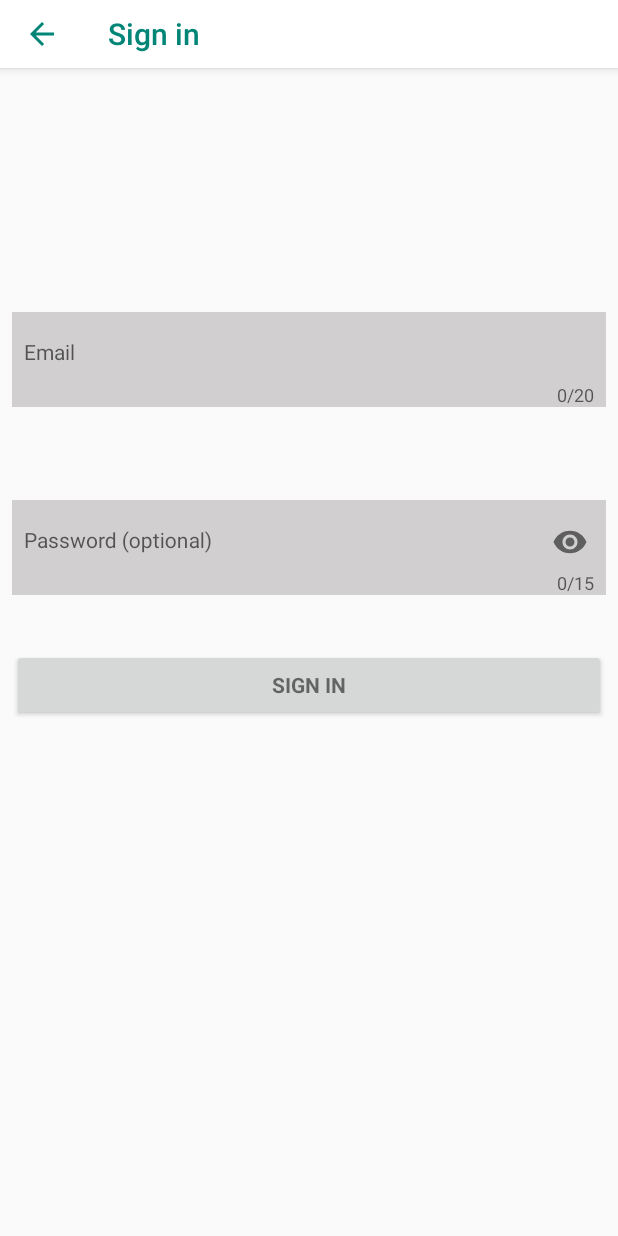
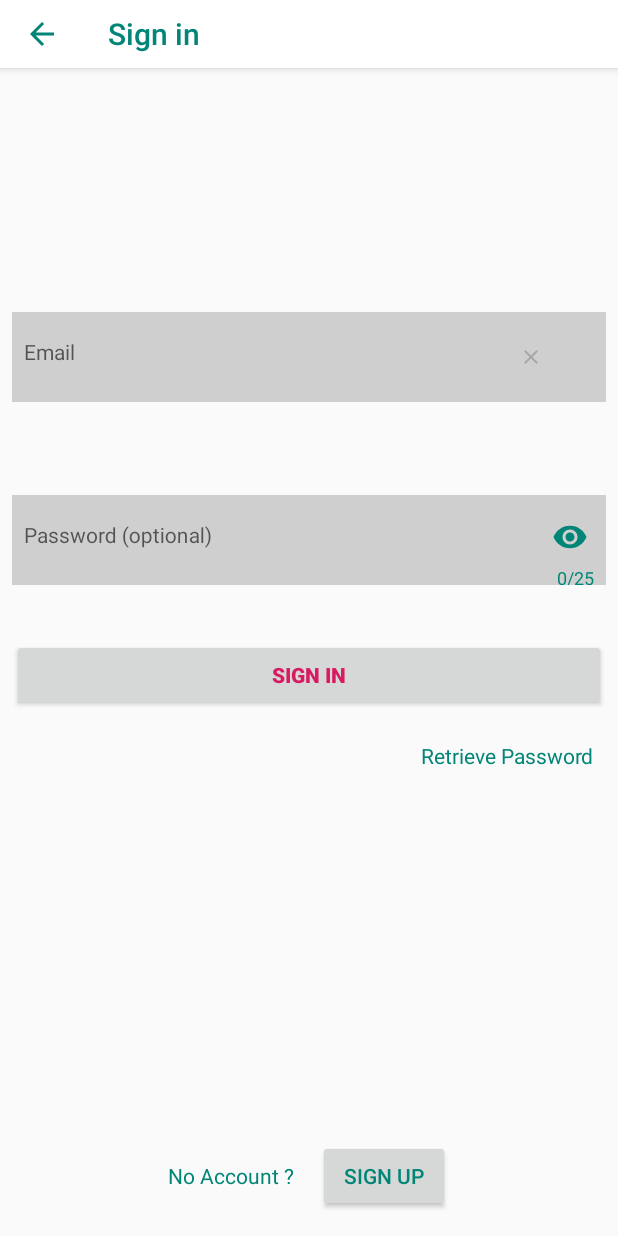
Before and after one commit to Leeeg/VShare, an Android app: the screen it shows after launch (LoginActivity), on a phone screen of 412 x 824 dp. Run offline under Robolectric (Android 15) with nearby library versions, the phone set to English and light mode, and no system bars; our stand-ins replace Room's generated code, data binding; 1 statement that could not run was skipped.

Commit message:
完善登陆页面

```diff
--- a/app/src/main/AndroidManifest.xml
+++ b/app/src/main/AndroidManifest.xml
@@ -2,7 +2,6 @@
 <manifest xmlns:android="http://schemas.android.com/apk/res/android"
     package="lee.com.vshare">
 
-    <!-- To auto-complete the email text field in the login form with the user's emails -->
     <uses-permission android:name="android.permission.GET_ACCOUNTS" />
     <uses-permission android:name="android.permission.READ_PROFILE" />
     <uses-permission android:name="android.permission.READ_CONTACTS" />
--- /dev/null
+++ b/app/src/main/java/lee/com/vshare/bean/LoginBean.java
@@ -0,0 +1,28 @@
+package lee.com.vshare.bean;
+
+/**
+ * CreateDate：19-1-23 on 下午4:49
+ * Describe:
+ * Coder: lee
+ */
+public class LoginBean {
+
+    private String addr;
+    private String password;
+
+    public String getAddr() {
+        return addr;
+    }
+
+    public void setAddr(String addr) {
+        this.addr = addr;
+    }
+
+    public String getPassword() {
+        return password;
+    }
+
+    public void setPassword(String password) {
+        this.password = password;
+    }
+}
--- a/app/src/main/java/lee/com/vshare/ui/fragment/LoginFragment.java
+++ b/app/src/main/java/lee/com/vshare/ui/fragment/LoginFragment.java
@@ -16,6 +16,7 @@ import androidx.lifecycle.LiveData;
 import androidx.lifecycle.ViewModelProviders;
 import androidx.recyclerview.widget.LinearLayoutManager;
 import lee.com.vshare.R;
+import lee.com.vshare.bean.LoginBean;
 import lee.com.vshare.databinding.FragmentLoginBinding;
 import lee.com.vshare.db.entity.LoginHistoryEntity;
 import lee.com.vshare.db.entity.ex.LoginHistory;
@@ -54,6 +55,8 @@ public class LoginFragment extends BaseFragment {
         mBinding = DataBindingUtil.inflate(inflater, R.layout.fragment_login, container, false);
 
         mBinding.setHistoryShow(false);
+        mBinding.setCleanShow(false);
+        mBinding.setLoginBean(new LoginBean());
 
         LinearLayoutManager layoutManager = new LinearLayoutManager(getActivity());
         layoutManager.setOrientation(LinearLayoutManager.HORIZONTAL);
@@ -61,9 +64,7 @@ public class LoginFragment extends BaseFragment {
         mBinding.loginHistoryRecycle.setLayoutManager(layoutManager);
         mBinding.loginHistoryRecycle.setAdapter(mAdapter);
 
-//        mBinding.setLoginListener(loginListener);
         mBinding.setLoginPresenter(presenter);
-
 
         return mBinding.getRoot();
 
@@ -109,12 +110,20 @@ public class LoginFragment extends BaseFragment {
 
         @Override
         public void onTextChanged(CharSequence s, int start, int before, int count) {
-            Log.d("Lee_Login", "onFocusChange : s = " + s);
+            Log.d("Lee_Login", "onTextChanged : s = " + s);
+            if (mBinding.getCleanShow() && s.toString().equals("")) {
+                mBinding.setCleanShow(false);
+            } else if (!mBinding.getCleanShow() && !s.toString().equals("")) {
+                mBinding.setCleanShow(true);
+            }
         }
 
         @Override
         public void onLoginButtonClick() {
-            Log.d("Lee_Login", "onLoginButtonClick");
+            String addr = mBinding.getLoginBean().getAddr();
+            String password = mBinding.getLoginBean().getPassword();
+            Log.d("Lee_Login", "onLoginButtonClick :   addr = " + addr + "  password = " + password);
+
             ((LoginActivity) getActivity()).startActivity(new Intent((LoginActivity) getActivity(), MainActivity.class));
             ((LoginActivity) getActivity()).finish();
         }
@@ -128,6 +137,18 @@ public class LoginFragment extends BaseFragment {
             }
 
         }
+
+        @Override
+        public void onRetrieveClick() {
+            Log.d("Lee_Login", "onRetrieveClick");
+
+        }
+
+        @Override
+        public void onSingUpClick() {
+            Log.d("Lee_Login", "onSingUpClick");
+
+        }
     };
 
     private final ItemClickListener<LoginHistory> itemClickListener = (history) -> {
--- a/app/src/main/java/lee/com/vshare/ui/presenter/LoginPresenter.java
+++ b/app/src/main/java/lee/com/vshare/ui/presenter/LoginPresenter.java
@@ -17,4 +17,8 @@ public interface LoginPresenter {
 
     void onShowHistoryClick();
 
+    void onRetrieveClick();
+
+    void onSingUpClick();
+
 }
--- /dev/null
+++ b/app/src/main/res/drawable/ic_clear_black_24dp.xml
@@ -0,0 +1,5 @@
+<vector android:height="16dp" android:tint="#6B665F"
+    android:viewportHeight="24.0" android:viewportWidth="24.0"
+    android:width="16dp" xmlns:android="http://schemas.android.com/apk/res/android">
+    <path android:fillColor="#60B8B8B8" android:pathData="M19,6.41L17.59,5 12,10.59 6.41,5 5,6.41 10.59,12 5,17.59 6.41,19 12,13.41 17.59,19 19,17.59 13.41,12z"/>
+</vector>
--- a/app/src/main/res/drawable/ic_keyboard_arrow_down_black_24dp.xml
+++ b/app/src/main/res/drawable/ic_keyboard_arrow_down_black_24dp.xml
@@ -1,5 +1,6 @@
 <vector android:height="24dp" android:tint="#6B665F"
     android:viewportHeight="24.0" android:viewportWidth="24.0"
     android:width="24dp" xmlns:android="http://schemas.android.com/apk/res/android">
-    <path android:fillColor="#FF000000" android:pathData="M7.41,7.84L12,12.42l4.59,-4.58L18,9.25l-6,6 -6,-6z"/>
+    <path android:fillColor="#60B8B8B8"
+        android:pathData="M7.41,7.84L12,12.42l4.59,-4.58L18,9.25l-6,6 -6,-6z"/>
 </vector>
--- a/app/src/main/res/drawable/ic_keyboard_arrow_up_black_24dp.xml
+++ b/app/src/main/res/drawable/ic_keyboard_arrow_up_black_24dp.xml
@@ -1,5 +1,6 @@
 <vector android:height="24dp" android:tint="#6B665F"
     android:viewportHeight="24.0" android:viewportWidth="24.0"
     android:width="24dp" xmlns:android="http://schemas.android.com/apk/res/android">
-    <path android:fillColor="#FF000000" android:pathData="M7.41,15.41L12,10.83l4.59,4.58L18,14l-6,-6 -6,6z"/>
+    <path android:fillColor="#60B8B8B8"
+        android:pathData="M7.41,15.41L12,10.83l4.59,4.58L18,14l-6,-6 -6,6z"/>
 </vector>
--- a/app/src/main/res/layout/fragment_login.xml
+++ b/app/src/main/res/layout/fragment_login.xml
@@ -12,19 +12,28 @@
             type="Boolean" />
 
         <variable
+            name="cleanShow"
+            type="Boolean" />
+
+        <variable
             name="loginPresenter"
             type="lee.com.vshare.ui.presenter.LoginPresenter" />
+
+        <variable
+            name="loginBean"
+            type="lee.com.vshare.bean.LoginBean" />
     </data>
 
-    <ScrollView
-        android:id="@+id/login_form"
-        android:layout_width="match_parent"
-        android:layout_height="match_parent">
+    <!--<ScrollView-->
+        <!--android:background="@color/bggry"-->
+        <!--android:id="@+id/login_form"-->
+        <!--android:layout_width="match_parent"-->
+        <!--android:layout_height="match_parent">-->
 
         <LinearLayout
             android:id="@+id/email_login_form"
             android:layout_width="match_parent"
-            android:layout_height="wrap_content"
+            android:layout_height="match_parent"
             android:layout_margin="@dimen/safe_spacing"
             android:orientation="vertical">
 
@@ -42,17 +51,15 @@
 
                 <com.google.android.material.textfield.TextInputLayout
                     android:layout_width="match_parent"
-                    android:layout_height="wrap_content"
+                    android:layout_height="@dimen/dp_60"
                     android:background="@color/editGray"
                     android:focusable="true"
                     android:focusableInTouchMode="true"
-                    app:counterEnabled="true"
-                    app:counterMaxLength="20"
-                    app:counterOverflowTextAppearance="@style/overAppearance"
                     app:errorTextAppearance="@style/errorAppearance"
                     app:hintTextAppearance="@style/hintAppearance">
 
                     <EditText
+                        android:text="@={loginBean.addr}"
                         android:id="@+id/email"
                         style="@style/EditStyle"
                         android:layout_width="match_parent"
@@ -68,6 +75,16 @@
                         android:singleLine="true" />
 
                 </com.google.android.material.textfield.TextInputLayout>
+
+                <ImageView
+                    android:animateLayoutChanges="true"
+                    android:visibility="@{cleanShow?View.VISIBLE:View.GONE}"
+                    android:scaleType="centerInside"
+                    android:layout_marginEnd="@dimen/dp_35"
+                    android:layout_gravity="right|center_vertical"
+                    android:layout_width="@dimen/dp_30"
+                    android:layout_height="match_parent"
+                    app:srcCompat="@drawable/ic_clear_black_24dp"/>
 
                 <ImageView
                     android:layout_width="@dimen/dp_30"
@@ -89,17 +106,20 @@
 
             <com.google.android.material.textfield.TextInputLayout
                 android:layout_width="match_parent"
-                android:layout_height="wrap_content"
+                android:layout_height="@dimen/dp_60"
                 android:layout_marginTop="@dimen/safe_spacing"
                 android:background="@color/editGray"
                 app:counterEnabled="true"
-                app:counterMaxLength="15"
+                app:counterMaxLength="25"
+                app:passwordToggleTint="@color/textGreen"
+                app:counterTextAppearance="@style/lengthAppearance"
                 app:counterOverflowTextAppearance="@style/overAppearance"
                 app:errorTextAppearance="@style/errorAppearance"
                 app:hintTextAppearance="@style/hintAppearance"
                 app:passwordToggleEnabled="true">
 
                 <EditText
+                    android:text="@={loginBean.password}"
                     android:id="@+id/password"
                     style="@style/EditStyle"
                     android:layout_width="match_parent"
@@ -119,7 +139,6 @@
 
             <Button
                 android:id="@+id/email_sign_in_button"
-                style="?android:textAppearanceSmall"
                 android:layout_width="match_parent"
                 android:layout_height="wrap_content"
                 android:layout_marginTop="@dimen/dp_36"
@@ -127,6 +146,48 @@
                 android:text="@string/action_sign_in"
                 android:textStyle="bold" />
 
+            <TextView
+                android:onClick="@{()->loginPresenter.onRetrieveClick()}"
+                android:textSize="@dimen/sp_14"
+                android:textColor="@color/textGreen"
+                android:paddingEnd="@dimen/safe_spacing"
+                android:layout_marginTop="@dimen/dp_20"
+                android:layout_gravity="right"
+                android:text="@string/retrieve"
+                android:layout_width="wrap_content"
+                android:layout_height="wrap_content" />
+
+            <View
+                android:layout_width="wrap_content"
+                android:layout_height="0dp"
+                android:layout_weight="1"/>
+
+            <LinearLayout
+                android:layout_gravity="center_horizontal|bottom"
+                android:gravity="center"
+                android:layout_width="wrap_content"
+                android:layout_height="wrap_content">
+
+                <TextView
+                    android:gravity="center_vertical"
+                    android:textSize="@dimen/sp_14"
+                    android:textColor="@color/textGreen"
+                    android:layout_margin="@dimen/safe_spacing"
+                    android:text="@string/no_account"
+                    android:layout_width="wrap_content"
+                    android:layout_height="wrap_content" />
+
+                <Button
+                    android:onClick="@{()->loginPresenter.onSingUpClick()}"
+                    android:textSize="@dimen/sp_14"
+                    android:textColor="@color/textGreen"
+                    android:layout_margin="@dimen/safe_spacing"
+                    android:text="@string/sign_up"
+                    android:layout_width="wrap_content"
+                    android:layout_height="wrap_content" />
+
+            </LinearLayout>
+
         </LinearLayout>
-    </ScrollView>
+    <!--</ScrollView>-->
 </layout>
--- a/app/src/main/res/values/colors.xml
+++ b/app/src/main/res/values/colors.xml
@@ -10,10 +10,14 @@
     <color name="blackTitle">#0f0b0d</color>
     <color name="primaryTitle">#008577</color>
 
-    <color name="lineGray">#757575</color>
-    <color name="editGray">#D1CFCF</color>
+    <color name="white">#FFFFFF</color>
+    <color name="bgwhite">#F7F7F7</color>
+    <color name="bggry">#E5E5E5</color>
+
+    <color name="lineGray">#CFCFCF</color>
+    <color name="editGray">#CFCFCF</color>
     <color name="textBlack">#2B2B2B</color>
     <color name="textGray">#A0A0A0</color>
     <color name="textGreen">#008577</color>
-    <color name="textRed">#FF0000</color>
+    <color name="textRed">#EE0000</color>
 </resources>
--- a/app/src/main/res/values/strings.xml
+++ b/app/src/main/res/values/strings.xml
@@ -14,6 +14,9 @@
     <string name="error_incorrect_password">This password is incorrect</string>
     <string name="error_field_required">This field is required</string>
     <string name="permission_rationale">"Contacts permissions are needed for providing email completions."</string>
+    <string name="retrieve">Retrieve Password</string>
+    <string name="no_account">No Account ?</string>
+    <string name="sign_up">Sign Up</string>
 
     <!-- Strings related to navigation -->
     <string name="navigation_drawer_open">Open navigation drawer</string>
--- a/app/src/main/res/values/styles.xml
+++ b/app/src/main/res/values/styles.xml
@@ -30,14 +30,21 @@
     <style name="hintAppearance" parent="TextAppearance.AppCompat">
         <item name="android:textColor">@color/textGreen</item>
     </style>
+    <!-- 设置计数器的字体样式 -->
+    <style name="lengthAppearance" parent="TextAppearance.AppCompat">
+        <item name="android:textColor">@color/textGreen</item>
+        <item name="android:textSize">@dimen/sp_12</item>
+    </style>
     <!-- 设置超出长度提示文字样式 -->
     <style name="overAppearance" parent="TextAppearance.AppCompat">
         <item name="android:textColor">@color/textRed</item>
+        <item name="android:textSize">@dimen/sp_12</item>
     </style>
     <!-- 设置错误提示文字样式 -->
     <style name="errorAppearance" parent="TextAppearance.AppCompat">
         <item name="android:textColor">@color/textRed</item>
     </style>
+
     <!--Edit-->
     <style name="EditStyle" parent="TextAppearance.AppCompat">
         <item name="android:background">@android:color/transparent</item>
```
Also changed, not shown: app/build.gradle (+11 -6 lines).
